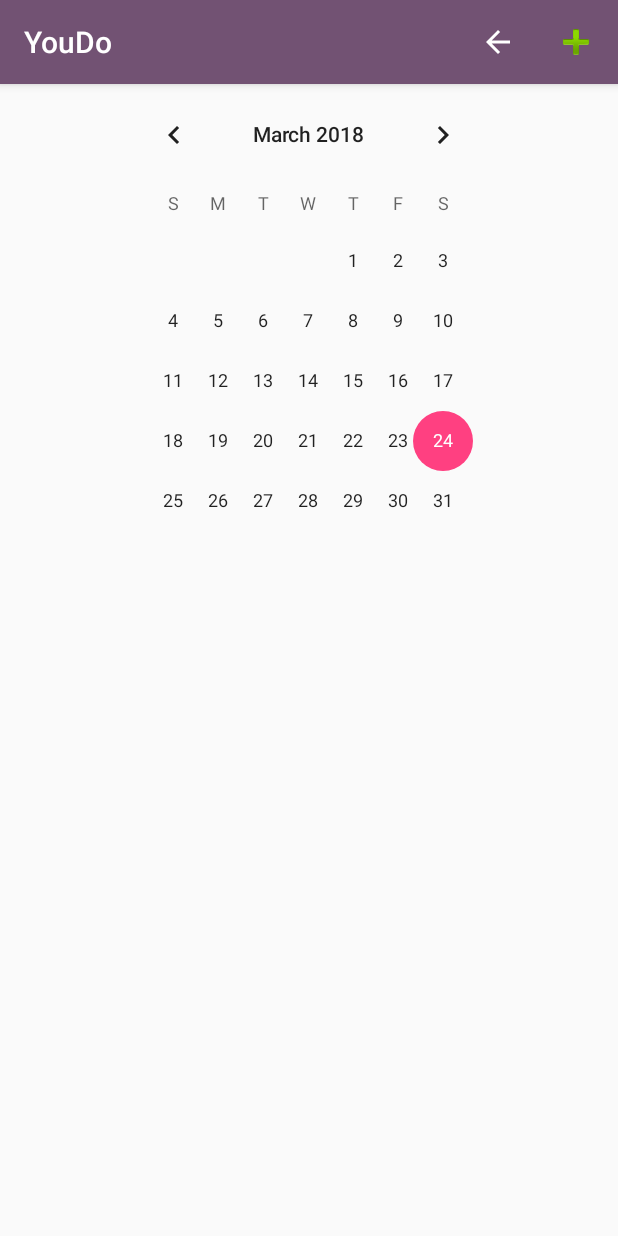
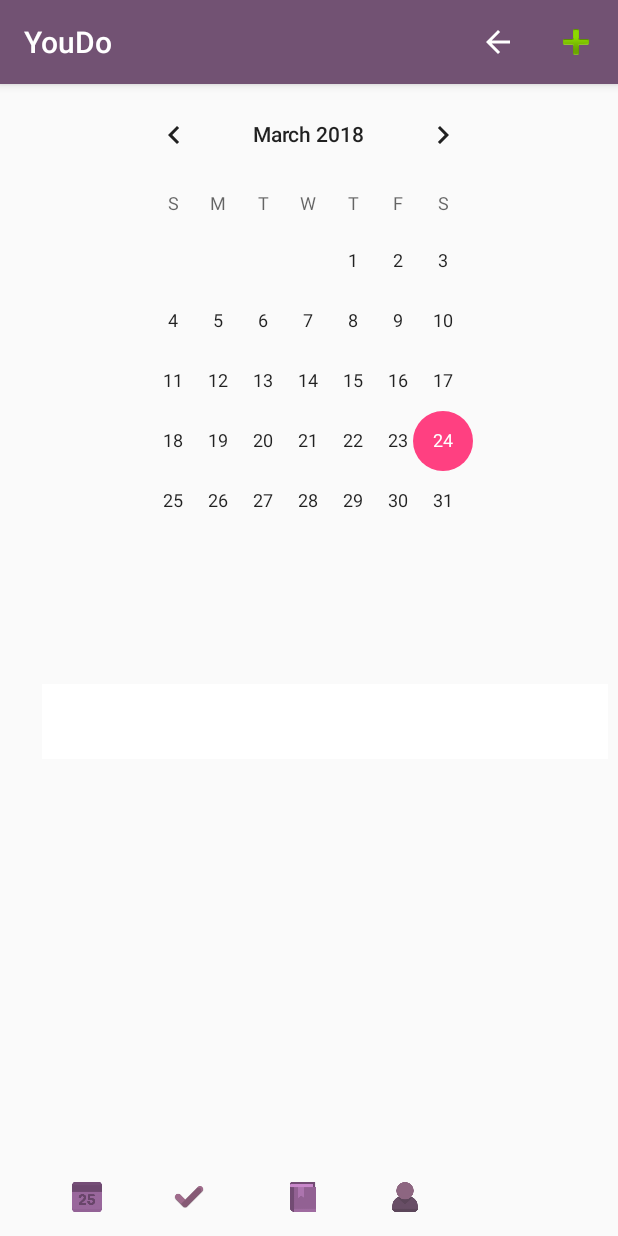
Before and after one commit to Lyle-Stevenson/YouDoApp, an Android app: the CalendarActivity screen opened directly, with no data from a screen before it, on a phone screen of 412 x 824 dp. Run offline under Robolectric (Android 15) with nearby library versions, the phone set to English and light mode, and no system bars.

Commit message:
Changes on the layout, some alignments to fix still and some colours. The important dates button sadly, isn't working.

```diff
--- /dev/null
+++ b/app/src/main/res/drawable/button_bg_rounded_corners.xml
@@ -0,0 +1,11 @@
+<?xml version="1.0" encoding="utf-8"?>
+<selector xmlns:android="http://schemas.android.com/apk/res/android">
+    <item>
+        <shape android:shape="rectangle">
+            <solid android:color="#9e809f"/>
+            <stroke android:color="#9e809f" android:width="2dp" />
+            <!--corners allow us to make the rounded corners button-->
+            <corners android:radius="15dp" />
+        </shape>
+    </item>
+</selector>
--- a/app/src/main/res/layout/activity_add_event.xml
+++ b/app/src/main/res/layout/activity_add_event.xml
@@ -42,8 +42,8 @@
         android:id="@+id/buttonAddEvent"
         android:layout_width="wrap_content"
         android:layout_height="wrap_content"
-        android:layout_centerHorizontal="true"
-        android:layout_centerVertical="true"
+        android:layout_alignEnd="@+id/editEventTime"
+        android:layout_below="@+id/editEventTime"
         android:background="@drawable/button_bg_rounded_corners"
         android:onClick="addEventButtonClicked"
         android:text="Add"
--- /dev/null
+++ b/app/src/main/res/layout/footer.xml
@@ -0,0 +1,97 @@
+<?xml version="1.0" encoding="utf-8"?>
+<android.support.constraint.ConstraintLayout xmlns:android="http://schemas.android.com/apk/res/android"
+    xmlns:app="http://schemas.android.com/apk/res-auto"
+    xmlns:tools="http://schemas.android.com/tools"
+    android:layout_width="match_parent"
+    android:layout_height="match_parent"
+    tools:layout_editor_absoluteY="25dp">
+
+    <RelativeLayout
+        android:id="@+id/footer"
+        android:layout_width="377dp"
+        android:layout_height="50dp"
+        android:layout_alignParentBottom="true"
+        android:layout_marginTop="456dp"
+        android:background="@android:color/background_light"
+        android:gravity="center"
+        android:visibility="visible"
+        app:layout_constraintEnd_toEndOf="parent"
+        app:layout_constraintHorizontal_bias="0.807"
+        app:layout_constraintStart_toStartOf="parent"
+        app:layout_constraintTop_toTopOf="parent">
+
+        <TextView
+            android:id="@+id/textView"
+            android:layout_width="wrap_content"
+            android:layout_height="wrap_content"
+            android:layout_margin="5dp"
+            android:textColor="#000000"
+            android:textSize="20sp" />
+
+    </RelativeLayout>
+
+    <ImageView
+        android:id="@+id/imageView"
+        android:layout_width="20dp"
+        android:layout_height="20dp"
+        android:layout_alignParentStart="true"
+        android:layout_alignTop="@+id/buttonCalendar"
+        android:layout_marginBottom="16dp"
+        android:layout_marginStart="48dp"
+        android:layout_marginTop="11dp"
+        android:scaleType="fitCenter"
+        app:layout_constraintBottom_toBottomOf="parent"
+        app:layout_constraintStart_toStartOf="parent"
+        app:layout_constraintTop_toTopOf="@+id/footer"
+        app:layout_constraintVertical_bias="1.0"
+        app:srcCompat="@drawable/calendar" />
+
+    <ImageView
+        android:id="@+id/imageView6"
+        android:layout_width="20dp"
+        android:layout_height="20dp"
+        android:layout_alignParentStart="true"
+        android:layout_alignTop="@+id/buttonTodo"
+        android:layout_marginBottom="16dp"
+        android:layout_marginStart="116dp"
+        android:layout_marginTop="11dp"
+        android:scaleType="fitCenter"
+        app:layout_constraintBottom_toBottomOf="parent"
+        app:layout_constraintStart_toStartOf="parent"
+        app:layout_constraintTop_toTopOf="@+id/footer"
+        app:layout_constraintVertical_bias="1.0"
+        app:srcCompat="@drawable/check" />
+
+    <ImageView
+        android:id="@+id/imageView7"
+        android:layout_width="20dp"
+        android:layout_height="20dp"
+        android:layout_alignParentStart="true"
+        android:layout_alignTop="@+id/buttonSchedule"
+        android:layout_marginBottom="16dp"
+        android:layout_marginStart="260dp"
+        android:layout_marginTop="11dp"
+        android:scaleType="fitCenter"
+        app:layout_constraintBottom_toBottomOf="parent"
+        app:layout_constraintStart_toStartOf="parent"
+        app:layout_constraintTop_toTopOf="@+id/footer"
+        app:layout_constraintVertical_bias="1.0"
+        app:srcCompat="@drawable/user" />
+
+    <ImageView
+        android:id="@+id/imageView8"
+        android:layout_width="20dp"
+        android:layout_height="20dp"
+        android:layout_alignParentStart="true"
+        android:layout_alignTop="@+id/buttonDates"
+        android:layout_marginBottom="16dp"
+        android:layout_marginStart="192dp"
+        android:layout_marginTop="11dp"
+        android:scaleType="fitCenter"
+        app:layout_constraintBottom_toBottomOf="parent"
+        app:layout_constraintStart_toStartOf="parent"
+        app:layout_constraintTop_toTopOf="@+id/footer"
+        app:layout_constraintVertical_bias="1.0"
+        app:srcCompat="@drawable/book" />
+
+</android.support.constraint.ConstraintLayout>
--- /dev/null
+++ b/app/src/main/res/layout/header.xml
@@ -0,0 +1,55 @@
+<?xml version="1.0" encoding="utf-8"?>
+<android.support.constraint.ConstraintLayout xmlns:android="http://schemas.android.com/apk/res/android"
+    xmlns:app="http://schemas.android.com/apk/res-auto"
+    xmlns:tools="http://schemas.android.com/tools"
+    android:layout_width="match_parent"
+    android:layout_height="match_parent"
+    tools:layout_editor_absoluteY="25dp">
+
+    <RelativeLayout xmlns:android="http://schemas.android.com/apk/res/android"
+        android:id="@+id/header"
+        android:layout_width="0dp"
+        android:layout_height="wrap_content"
+        android:layout_alignParentTop="true"
+        android:layout_marginBottom="5dp"
+        android:background="#725273"
+        android:gravity="center"
+        app:layout_constraintBottom_toTopOf="@+id/imageView11"
+        app:layout_constraintEnd_toEndOf="parent"
+        app:layout_constraintStart_toStartOf="parent"
+        app:layout_constraintTop_toTopOf="parent"
+        app:layout_constraintVertical_bias="0.69">
+
+
+    </RelativeLayout>
+
+    <Button
+        android:id="@+id/buttonCalendar3"
+        android:layout_width="350dp"
+        android:layout_height="35dp"
+        android:layout_alignBaseline="@+id/buttonCalendar"
+        android:layout_alignBottom="@+id/buttonCalendar"
+        android:layout_alignParentEnd="true"
+        android:layout_alignParentStart="true"
+        android:background="#725273"
+        android:elevation="17dp"
+        android:paddingRight="40dp"
+        android:text="You:Do"
+        android:textAlignment="viewEnd"
+        android:textAllCaps="false"
+        android:textColor="@android:color/white"
+        tools:layout_editor_absoluteX="0dp"
+        tools:layout_editor_absoluteY="2dp" />
+
+    <ImageView
+        android:id="@+id/imageView11"
+        android:layout_width="42dp"
+        android:layout_height="20dp"
+        android:layout_marginStart="28dp"
+        android:layout_marginTop="8dp"
+        android:elevation="48dp"
+        app:layout_constraintStart_toStartOf="@+id/buttonCalendar3"
+        app:layout_constraintTop_toTopOf="parent"
+        app:srcCompat="@drawable/logo_youdo" />
+
+</android.support.constraint.ConstraintLayout>
```
Also changed, not shown: app/src/main/res/drawable-v24/book.png (added), app/src/main/res/drawable-v24/calendar.png (added), app/src/main/res/drawable-v24/check.png (added), app/src/main/res/drawable-v24/logo_youdo.png (added), app/src/main/res/drawable-v24/user.png (added).
